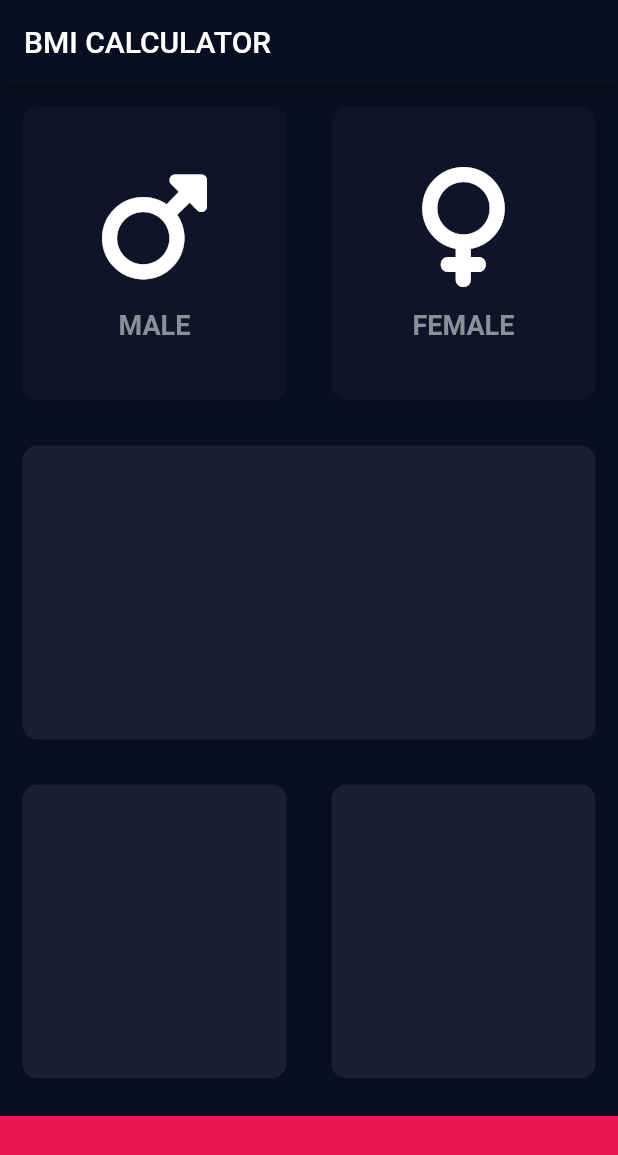
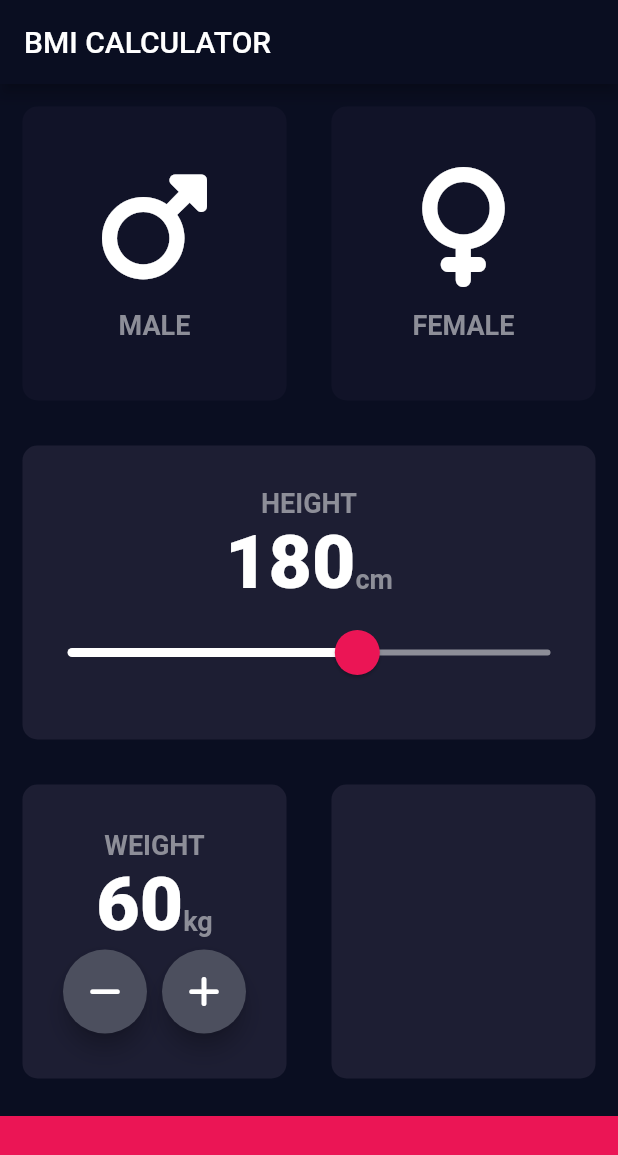
Before and after one commit to gTambo/flutter_tutorial_bmi_calculator, a Flutter app: the screen it shows after launch, on a phone screen of 412 x 824 dp. Shown: the top 1155 px of the screen. Run offline on Flutter 3.47's test engine with Material 2 defaults, Android fonts, the phone set to English and light mode, and no system bars; our stand-ins replace font_awesome_flutter.

Commit message:
add children to weight card, with custom button widget

```diff
--- a/lib/constants.dart
+++ b/lib/constants.dart
@@ -10,3 +10,8 @@ const kLabelTextStyle = TextStyle(
   fontWeight: FontWeight.bold,
   color: Color(0xFF8D8E98),
 );
+
+const kNumberTextStyle = TextStyle(
+  fontSize: 50,
+  fontWeight: FontWeight.w900,
+);
--- a/lib/input_page.dart
+++ b/lib/input_page.dart
@@ -16,6 +16,8 @@ class InputPage extends StatefulWidget {
 
 class _InputPageState extends State<InputPage> {
   Gender? selectedGender;
+  int height = 180;
+  int weight = 60;
 
   @override
   Widget build(BuildContext context) {
@@ -25,6 +27,7 @@ class _InputPageState extends State<InputPage> {
         ),
         body: Column(
           mainAxisSize: MainAxisSize.max,
+          crossAxisAlignment: CrossAxisAlignment.stretch,
           children: [
             Expanded(
               child: Row(
@@ -61,12 +64,116 @@ class _InputPageState extends State<InputPage> {
                 ],
               ),
             ),
-            Expanded(child: ReusableCard(color: kActiveCardColor)),
+            Expanded(
+              child: ReusableCard(
+                color: kActiveCardColor,
+                cardChild: Column(
+                  mainAxisAlignment: MainAxisAlignment.center,
+                  children: [
+                    Text(
+                      'HEIGHT',
+                      style: kLabelTextStyle,
+                    ),
+                    Row(
+                      mainAxisAlignment: MainAxisAlignment.center,
+                      crossAxisAlignment: CrossAxisAlignment.baseline,
+                      textBaseline: TextBaseline.alphabetic,
+                      children: [
+                        Text(
+                          height.toString(),
+                          style: kNumberTextStyle,
+                        ),
+                        Text(
+                          'cm',
+                          style: kLabelTextStyle,
+                        ),
+                      ],
+                    ),
+                    SliderTheme(
+                      data: SliderTheme.of(context).copyWith(
+                        activeTrackColor: Colors.white,
+                        inactiveTrackColor: Color(0xFF8D8E98),
+                        thumbShape:
+                            RoundSliderThumbShape(enabledThumbRadius: 15),
+                        thumbColor: kBottomContainerColor,
+                        overlayShape:
+                            RoundSliderOverlayShape(overlayRadius: 30),
+                        overlayColor: Color(0x29EB1555),
+                      ),
+                      child: Slider(
+                        value: height.toDouble(),
+                        min: 120,
+                        max: 220,
+                        onChanged: (double newValue) => setState(() {
+                          height = newValue.toInt();
+                        }),
+                      ),
+                    )
+                  ],
+                ),
+              ),
+            ),
             Expanded(
               child: Row(
                 children: [
-                  Expanded(child: ReusableCard(color: kActiveCardColor)),
-                  Expanded(child: ReusableCard(color: kActiveCardColor)),
+                  Expanded(
+                    child: ReusableCard(
+                      color: kActiveCardColor,
+                      cardChild: Column(
+                        mainAxisAlignment: MainAxisAlignment.center,
+                        children: [
+                          Text(
+                            'WEIGHT',
+                            style: kLabelTextStyle,
+                          ),
+                          Row(
+                            mainAxisAlignment: MainAxisAlignment.center,
+                            crossAxisAlignment: CrossAxisAlignment.baseline,
+                            textBaseline: TextBaseline.alphabetic,
+                            children: [
+                              Text(
+                                weight.toString(),
+                                style: kNumberTextStyle,
+                              ),
+                              Text(
+                                'kg',
+                                style: kLabelTextStyle,
+                              ),
+                            ],
+                          ),
+                          Row(
+                            mainAxisAlignment: MainAxisAlignment.center,
+                            children: [
+                              RoundIconButton(
+                                icon: FontAwesomeIcons.minus,
+                              ),
+                              SizedBox(
+                                width: 10,
+                              ),
+                              RoundIconButton(
+                                icon: FontAwesomeIcons.plus,
+                              ),
+                            ],
+                          ),
+                        ],
+                      ),
+                    ),
+                  ),
+                  Expanded(
+                    child: ReusableCard(
+                      color: kActiveCardColor,
+                      // cardChild: Column(
+                      //   children: [
+                      //     FloatingActionButton(
+                      //       child: Icon(
+                      //         Icons.add,
+                      //       ),
+                      //       onPressed: () {},
+                      //     ),
+                      //   ],
+                      // ),
+                    ),
+                  ),
                 ],
               ),
             ),
@@ -80,3 +187,26 @@ class _InputPageState extends State<InputPage> {
         ));
   }
 }
+
+class RoundIconButton extends StatelessWidget {
+  const RoundIconButton({this.icon});
+
+  final IconData? icon;
+
+  @override
+  Widget build(BuildContext context) {
+    return RawMaterialButton(
+      elevation: 6.0,
+      constraints: BoxConstraints.tightFor(
+        width: 56,
+        height: 56,
+      ),
+      shape: CircleBorder(),
+      fillColor: Color(0xFF4C4F5E),
+      child: Icon(icon),
+      onPressed: () {
+        print('pressed button.');
+      },
+    );
+  }
+}
```
